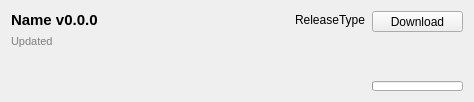
First picture: the form in src/ui/curseforge/curseforgefileitemwidget.ui, repository kaniol-lck/modmanager, before the edit.
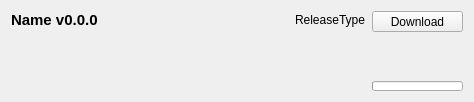
Second picture: the form after the edit. Icons and pictures are not drawn. Custom widgets are drawn as their Qt base class.

What changed in the file:
```diff
--- a/src/ui/curseforge/curseforgefileitemwidget.ui
+++ b/src/ui/curseforge/curseforgefileitemwidget.ui
@@ -56,55 +56,7 @@
      <item>
       <layout class="QHBoxLayout" name="horizontalLayout_5">
        <item>
-        <widget class="QWidget" name="fileDateTime" native="true">
-         <layout class="QHBoxLayout" name="horizontalLayout_2">
-          <property name="spacing">
-           <number>0</number>
-          </property>
-          <property name="leftMargin">
-           <number>0</number>
-          </property>
-          <property name="topMargin">
-           <number>0</number>
-          </property>
-          <property name="rightMargin">
-           <number>0</number>
-          </property>
-          <property name="bottomMargin">
-           <number>0</number>
-          </property>
-          <item>
-           <widget class="QLabel" name="label">
-            <property name="font">
-             <font>
-              <pointsize>8</pointsize>
-             </font>
-            </property>
-            <property name="styleSheet">
-             <string notr="true">color: rgb(127, 127, 127);</string>
-            </property>
-            <property name="text">
-             <string>Updated</string>
-            </property>
-           </widget>
-          </item>
-          <item>
-           <widget class="QLabel" name="fileDateText">
-            <property name="font">
-             <font>
-              <pointsize>8</pointsize>
-             </font>
-            </property>
-            <property name="styleSheet">
-             <string notr="true">color: rgb(127, 127, 127);</string>
-            </property>
-            <property name="text">
-             <string/>
-            </property>
-           </widget>
-          </item>
-         </layout>
-        </widget>
+        <widget class="DateTimeText" name="dateTimeText" native="true"/>
        </item>
        <item>
         <spacer name="horizontalSpacer_2">
@@ -237,6 +189,14 @@
    </item>
   </layout>
  </widget>
+ <customwidgets>
+  <customwidget>
+   <class>DateTimeText</class>
+   <extends>QWidget</extends>
+   <header location="global">ui/datetimetext.h</header>
+   <container>1</container>
+  </customwidget>
+ </customwidgets>
  <resources/>
  <connections/>
 </ui>
```
